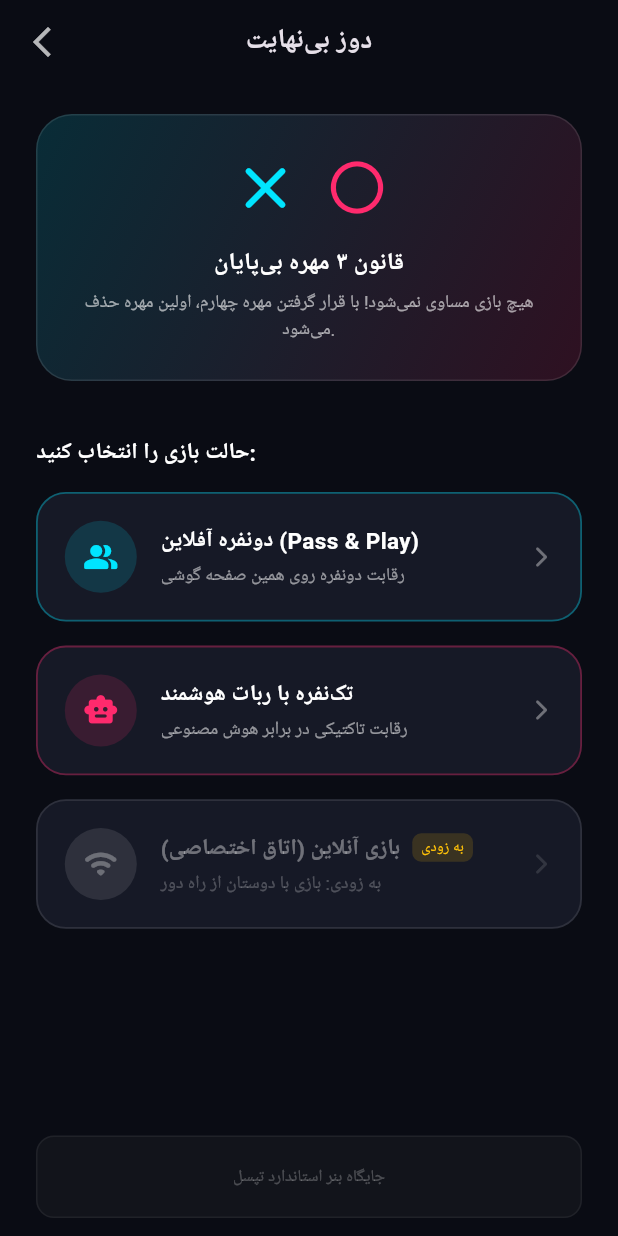
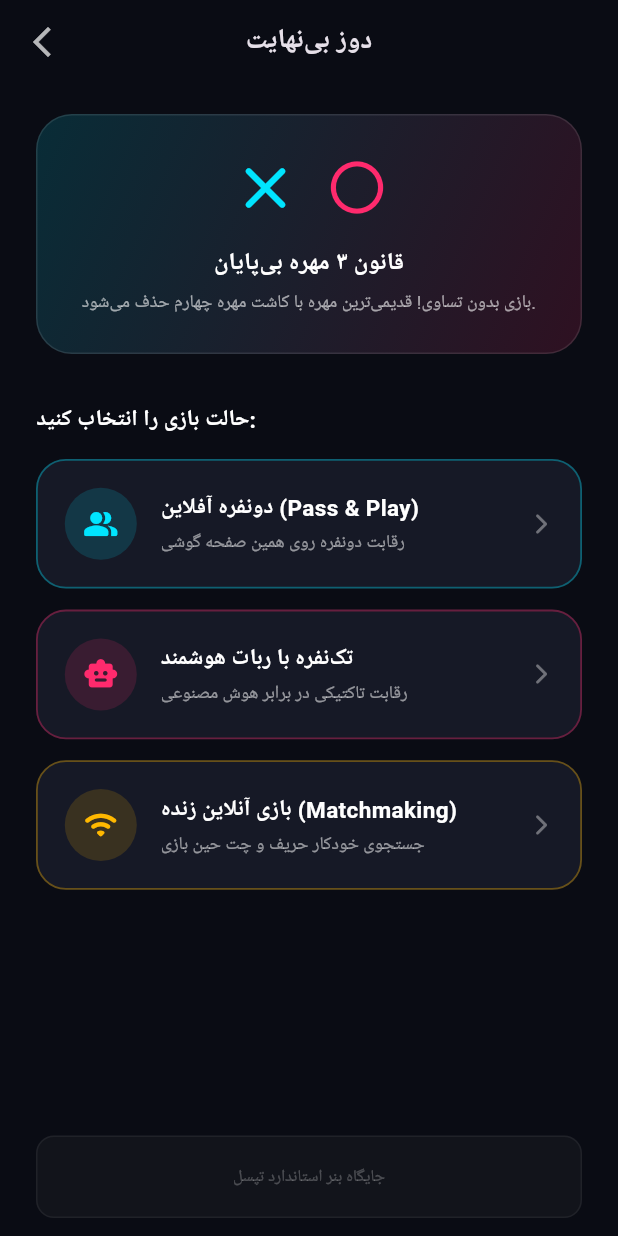
Before and after one commit to leoamirstar-cmd/AMIR, a Flutter app: the TicTacToeLobbyScreen screen opened directly, on a phone screen of 412 x 824 dp. Run offline on Flutter 3.47's test engine with Material 3 defaults, Android fonts, the phone set to English and light mode, and no system bars.

Commit message:
Update tic_tac_toe_lobby_screen.dart

```diff
--- a/lib/screens/tic_tac_toe_lobby_screen.dart
+++ b/lib/screens/tic_tac_toe_lobby_screen.dart
@@ -1,8 +1,92 @@
 import 'package:flutter/material.dart';
 import 'tic_tac_toe_screen.dart';
+import 'online_tic_tac_toe_screen.dart';
+import '../services/online_game_service.dart';
 
-class TicTacToeLobbyScreen extends StatelessWidget {
+class TicTacToeLobbyScreen extends StatefulWidget {
   const TicTacToeLobbyScreen({super.key});
+
+  @override
+  State<TicTacToeLobbyScreen> createState() => _TicTacToeLobbyScreenState();
+}
+
+class _TicTacToeLobbyScreenState extends State<TicTacToeLobbyScreen> {
+  final OnlineGameService _onlineService = OnlineGameService();
+
+  void _startQuickMatchmaking(BuildContext context) {
+    showDialog(
+      context: context,
+      barrierDismissible: false,
+      builder: (ctx) {
+        String currentStatus = 'در حال اسکن بازیکنان آماده...';
+        return StatefulBuilder(
+          builder: (dialogCtx, setDialogState) {
+            // شروع جستجو
+            _onlineService.searchForOpponent(
+              onStatusUpdate: (status) {
+                setDialogState(() {
+                  currentStatus = status;
+                });
+              },
+              onMatchFound: (matchId, role) {
+                Navigator.pop(dialogCtx);
+                Navigator.push(
+                  context,
+                  MaterialPageRoute(
+                    builder: (_) => OnlineTicTacToeScreen(
+                      matchId: matchId,
+                      myRole: role,
+                    ),
+                  ),
+                );
+              },
+            );
+
+            return AlertDialog(
+              backgroundColor: const Color(0xFF161926),
+              shape: RoundedRectangleBorder(
+                borderRadius: BorderRadius.circular(24),
+                side: const BorderSide(color: Color(0xFFFFB800), width: 1.5),
+              ),
+              content: Column(
+                mainAxisSize: MainAxisSize.min,
+                children: [
+                  const SizedBox(height: 12),
+                  const SizedBox(
+                    width: 60,
+                    height: 60,
+                    child: CircularProgressIndicator(
+                      strokeWidth: 4,
+                      valueColor: AlwaysStoppedAnimation<Color>(Color(0xFFFFB800)),
+                    ),
+                  ),
+                  const SizedBox(height: 24),
+                  const Text(
+                    'جستجوی حریف آنلاین',
+                    style: TextStyle(color: Colors.white, fontWeight: FontWeight.bold, fontSize: 17),
+                  ),
+                  const SizedBox(height: 8),
+                  Text(
+                    currentStatus,
+                    textAlign: TextAlign.center,
+                    style: const TextStyle(color: Colors.white60, fontSize: 13),
+                  ),
+                  const SizedBox(height: 20),
+                  TextButton(
+                    onPressed: () {
+                      _onlineService.cancelSearch();
+                      Navigator.pop(dialogCtx);
+                    },
+                    child: const Text('انصراف', style: TextStyle(color: Colors.redAccent)),
+                  ),
+                ],
+              ),
+            );
+          },
+        );
+      },
+    );
+  }
 
   @override
   Widget build(BuildContext context) {
@@ -28,7 +112,6 @@ class TicTacToeLobbyScreen extends StatelessWidget {
             crossAxisAlignment: CrossAxisAlignment.stretch,
             children: [
               const SizedBox(height: 20),
-              // بنر گرافیکی سربرگ بازی
               Container(
                 padding: const EdgeInsets.all(24),
                 decoration: BoxDecoration(
@@ -56,30 +139,21 @@ class TicTacToeLobbyScreen extends StatelessWidget {
                     const SizedBox(height: 14),
                     const Text(
                       'قانون ۳ مهره بی‌پایان',
-                      style: TextStyle(
-                        color: Colors.white,
-                        fontWeight: FontWeight.bold,
-                        fontSize: 16,
-                      ),
+                      style: TextStyle(color: Colors.white, fontWeight: FontWeight.bold, fontSize: 16),
                     ),
                     const SizedBox(height: 6),
                     Text(
-                      'هیچ بازی مساوی نمی‌شود! با قرار گرفتن مهره چهارم، اولین مهره حذف می‌شود.',
+                      'بازی بدون تساوی! قدیمی‌ترین مهره با کاشت مهره چهارم حذف می‌شود.',
                       textAlign: TextAlign.center,
                       style: TextStyle(color: Colors.white.withOpacity(0.6), fontSize: 12),
                     ),
                   ],
                 ),
               ),
-
-              const SizedBox(height: 36),
+              const SizedBox(height: 32),
               const Text(
                 'حالت بازی را انتخاب کنید:',
-                style: TextStyle(
-                  color: Colors.white,
-                  fontWeight: FontWeight.bold,
-                  fontSize: 15,
-                ),
+                style: TextStyle(color: Colors.white, fontWeight: FontWeight.bold, fontSize: 15),
               ),
               const SizedBox(height: 16),
 
@@ -99,7 +173,7 @@ class TicTacToeLobbyScreen extends StatelessWidget {
                 },
               ),
 
-              const SizedBox(height: 16),
+              const SizedBox(height: 14),
 
               // گزینه ۲: تک‌نفره با ربات
               _buildLobbyCard(
@@ -117,20 +191,18 @@ class TicTacToeLobbyScreen extends StatelessWidget {
                 },
               ),
 
-              const SizedBox(height: 16),
+              const SizedBox(height: 14),
 
-              // گزینه ۳: آنلاین (آماده‌سازی برای فاز بعدی)
+              // گزینه ۳: آنلاین خودکار (فعال شده)
               _buildLobbyCard(
                 icon: Icons.wifi_rounded,
-                title: 'بازی آنلاین (اتاق اختصاصی)',
-                subtitle: 'به زودی: بازی با دوستان از راه دور',
+                title: 'بازی آنلاین زنده (Matchmaking)',
+                subtitle: 'جستجوی خودکار حریف و چت حین بازی',
                 color: const Color(0xFFFFB800),
-                isComingSoon: true,
-                onTap: () {},
+                onTap: () => _startQuickMatchmaking(context),
               ),
 
               const Spacer(),
-              // جایگاه رزرو بنر تپسل در آینده
               Container(
                 height: 55,
                 margin: const EdgeInsets.only(bottom: 12),
@@ -159,78 +231,45 @@ class TicTacToeLobbyScreen extends StatelessWidget {
     required String subtitle,
     required Color color,
     required VoidCallback onTap,
-    bool isComingSoon = false,
   }) {
     return InkWell(
-      onTap: isComingSoon ? null : onTap,
+      onTap: onTap,
       borderRadius: BorderRadius.circular(20),
       child: Container(
         padding: const EdgeInsets.all(18),
         decoration: BoxDecoration(
           color: const Color(0xFF161926),
           borderRadius: BorderRadius.circular(20),
-          border: Border.all(
-            color: isComingSoon ? Colors.white10 : color.withOpacity(0.35),
-            width: 1.2,
-          ),
+          border: Border.all(color: color.withOpacity(0.35), width: 1.2),
         ),
         child: Row(
           children: [
             Container(
               padding: const EdgeInsets.all(12),
               decoration: BoxDecoration(
-                color: isComingSoon ? Colors.white10 : color.withOpacity(0.15),
+                color: color.withOpacity(0.15),
                 shape: BoxShape.circle,
               ),
-              child: Icon(icon, color: isComingSoon ? Colors.white30 : color, size: 24),
+              child: Icon(icon, color: color, size: 24),
             ),
             const SizedBox(width: 16),
             Expanded(
               child: Column(
                 crossAxisAlignment: CrossAxisAlignment.start,
                 children: [
-                  Row(
-                    children: [
-                      Text(
-                        title,
-                        style: TextStyle(
-                          color: isComingSoon ? Colors.white38 : Colors.white,
-                          fontWeight: FontWeight.bold,
-                          fontSize: 15,
-                        ),
-                      ),
-                      if (isComingSoon) ...[
-                        const SizedBox(width: 8),
-                        Container(
-                          padding: const EdgeInsets.symmetric(horizontal: 6, vertical: 2),
-                          decoration: BoxDecoration(
-                            color: Colors.amber.withOpacity(0.15),
-                            borderRadius: BorderRadius.circular(6),
-                          ),
-                          child: const Text(
-                            'به زودی',
-                            style: TextStyle(color: Colors.amber, fontSize: 10),
-                          ),
-                        ),
-                      ],
-                    ],
+                  Text(
+                    title,
+                    style: const TextStyle(color: Colors.white, fontWeight: FontWeight.bold, fontSize: 15),
                   ),
                   const SizedBox(height: 4),
                   Text(
                     subtitle,
-                    style: TextStyle(
-                      color: isComingSoon ? Colors.white24 : Colors.white54,
-                      fontSize: 12,
-                    ),
+                    style: const TextStyle(color: Colors.white54, fontSize: 12),
                   ),
                 ],
               ),
             ),
-            Icon(
-              Icons.arrow_forward_ios_rounded,
-              color: isComingSoon ? Colors.white12 : Colors.white38,
-              size: 16,
-            ),
+            const Icon(Icons.arrow_forward_ios_rounded, color: Colors.white38, size: 16),
           ],
         ),
       ),
```
